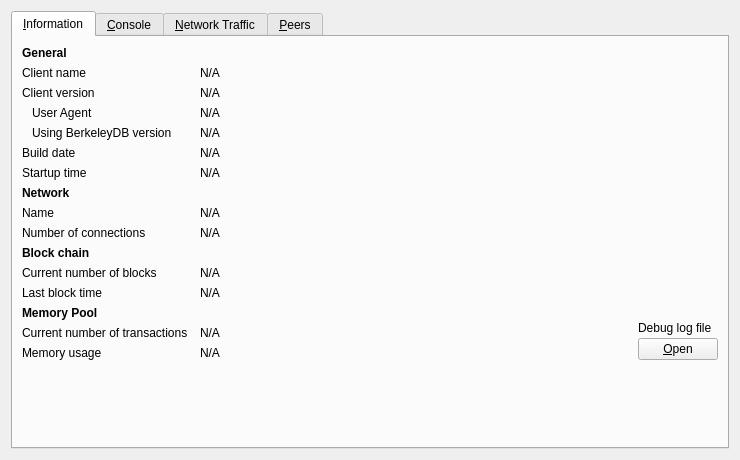
Above: src/qt/forms/debugwindow.ui from coinmenace/perfectcore before the change. Below: the same form after it.
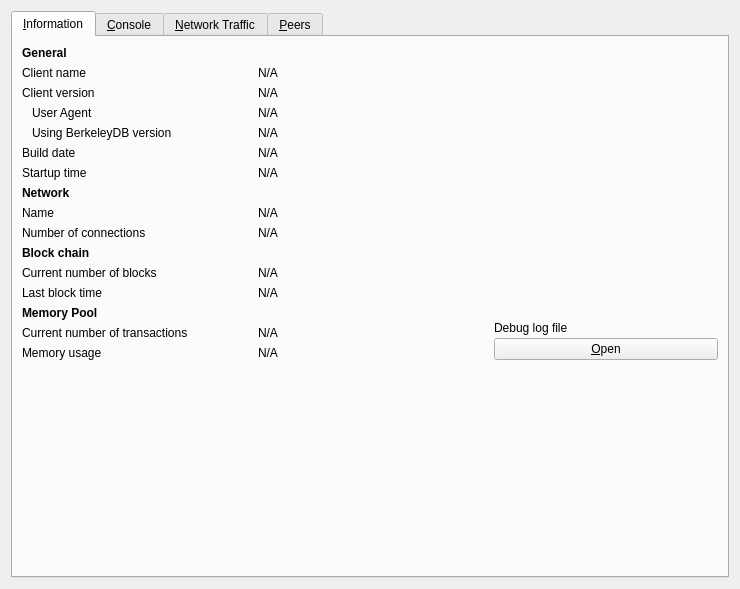
That is the form after the change. The open tabs and pages were chosen to show the change. Icons and pictures are not drawn. Custom widgets are drawn as their Qt base class.

Patch:
```diff
--- a/src/qt/forms/debugwindow.ui
+++ b/src/qt/forms/debugwindow.ui
@@ -7,7 +7,7 @@
     <x>0</x>
     <y>0</y>
     <width>740</width>
-    <height>430</height>
+    <height>589</height>
    </rect>
   </property>
   <property name="windowTitle">
@@ -23,7 +23,7 @@
       <attribute name="title">
        <string>&amp;Information</string>
       </attribute>
-      <layout class="QGridLayout" name="gridLayout" columnstretch="0,1,0">
+      <layout class="QGridLayout" name="gridLayout" columnstretch="0,0,0">
        <property name="horizontalSpacing">
         <number>12</number>
        </property>
@@ -70,6 +70,65 @@
          </property>
         </widget>
        </item>
+       <item row="5" column="1" colspan="2">
+        <widget class="QLabel" name="buildDate">
+         <property name="cursor">
+          <cursorShape>IBeamCursor</cursorShape>
+         </property>
+         <property name="text">
+          <string>N/A</string>
+         </property>
+         <property name="textFormat">
+          <enum>Qt::PlainText</enum>
+         </property>
+         <property name="textInteractionFlags">
+          <set>Qt::LinksAccessibleByMouse|Qt::TextSelectableByKeyboard|Qt::TextSelectableByMouse</set>
+         </property>
+        </widget>
+       </item>
+       <item row="6" column="0">
+        <widget class="QLabel" name="label_13">
+         <property name="text">
+          <string>Startup time</string>
+         </property>
+        </widget>
+       </item>
+       <item row="6" column="1" colspan="2">
+        <widget class="QLabel" name="startupTime">
+         <property name="cursor">
+          <cursorShape>IBeamCursor</cursorShape>
+         </property>
+         <property name="text">
+          <string>N/A</string>
+         </property>
+         <property name="textFormat">
+          <enum>Qt::PlainText</enum>
+         </property>
+         <property name="textInteractionFlags">
+          <set>Qt::LinksAccessibleByMouse|Qt::TextSelectableByKeyboard|Qt::TextSelectableByMouse</set>
+         </property>
+        </widget>
+       </item>
+       <item row="7" column="0">
+        <widget class="QLabel" name="labelNetwork">
+         <property name="font">
+          <font>
+           <weight>75</weight>
+           <bold>true</bold>
+          </font>
+         </property>
+         <property name="text">
+          <string>Network</string>
+         </property>
+        </widget>
+       </item>
+       <item row="8" column="0">
+        <widget class="QLabel" name="label_8">
+         <property name="text">
+          <string>Name</string>
+         </property>
+        </widget>
+       </item>
        <item row="2" column="1" colspan="2">
         <widget class="QLabel" name="clientVersion">
          <property name="cursor">
@@ -86,16 +145,6 @@
          </property>
         </widget>
        </item>
-       <item row="3" column="0">
-        <widget class="QLabel" name="labelClientUserAgent">
-         <property name="text">
-          <string>User Agent</string>
-         </property>
-         <property name="indent">
-          <number>10</number>
-         </property>
-        </widget>
-       </item>
        <item row="3" column="1" colspan="2">
         <widget class="QLabel" name="clientUserAgent">
          <property name="cursor">
@@ -145,65 +194,6 @@
          </property>
         </widget>
        </item>
-       <item row="5" column="1" colspan="2">
-        <widget class="QLabel" name="buildDate">
-         <property name="cursor">
-          <cursorShape>IBeamCursor</cursorShape>
-         </property>
-         <property name="text">
-          <string>N/A</string>
-         </property>
-         <property name="textFormat">
-          <enum>Qt::PlainText</enum>
-         </property>
-         <property name="textInteractionFlags">
-          <set>Qt::LinksAccessibleByMouse|Qt::TextSelectableByKeyboard|Qt::TextSelectableByMouse</set>
-         </property>
-        </widget>
-       </item>
-       <item row="6" column="0">
-        <widget class="QLabel" name="label_13">
-         <property name="text">
-          <string>Startup time</string>
-         </property>
-        </widget>
-       </item>
-       <item row="6" column="1" colspan="2">
-        <widget class="QLabel" name="startupTime">
-         <property name="cursor">
-          <cursorShape>IBeamCursor</cursorShape>
-         </property>
-         <property name="text">
-          <string>N/A</string>
-         </property>
-         <property name="textFormat">
-          <enum>Qt::PlainText</enum>
-         </property>
-         <property name="textInteractionFlags">
-          <set>Qt::LinksAccessibleByMouse|Qt::TextSelectableByKeyboard|Qt::TextSelectableByMouse</set>
-         </property>
-        </widget>
-       </item>
-       <item row="7" column="0">
-           <widget class="QLabel" name="labelNetwork">
-               <property name="font">
-                   <font>
-                       <weight>75</weight>
-                       <bold>true</bold>
-                   </font>
-               </property>
-               <property name="text">
-                   <string>Network</string>
-               </property>
-           </widget>
-       </item>
-       <item row="8" column="0">
-        <widget class="QLabel" name="label_8">
-         <property name="text">
-          <string>Name</string>
-         </property>
-        </widget>
-       </item>
        <item row="8" column="1" colspan="2">
         <widget class="QLabel" name="networkName">
          <property name="cursor">
@@ -414,6 +404,16 @@
          </property>
         </spacer>
        </item>
+       <item row="3" column="0">
+        <widget class="QLabel" name="labelClientUserAgent">
+         <property name="text">
+          <string>User Agent</string>
+         </property>
+         <property name="indent">
+          <number>10</number>
+         </property>
+        </widget>
+       </item>
       </layout>
      </widget>
      <widget class="QWidget" name="tab_console">
```
Left out of the diff: 2 changed lines with no effect on the pictures.
